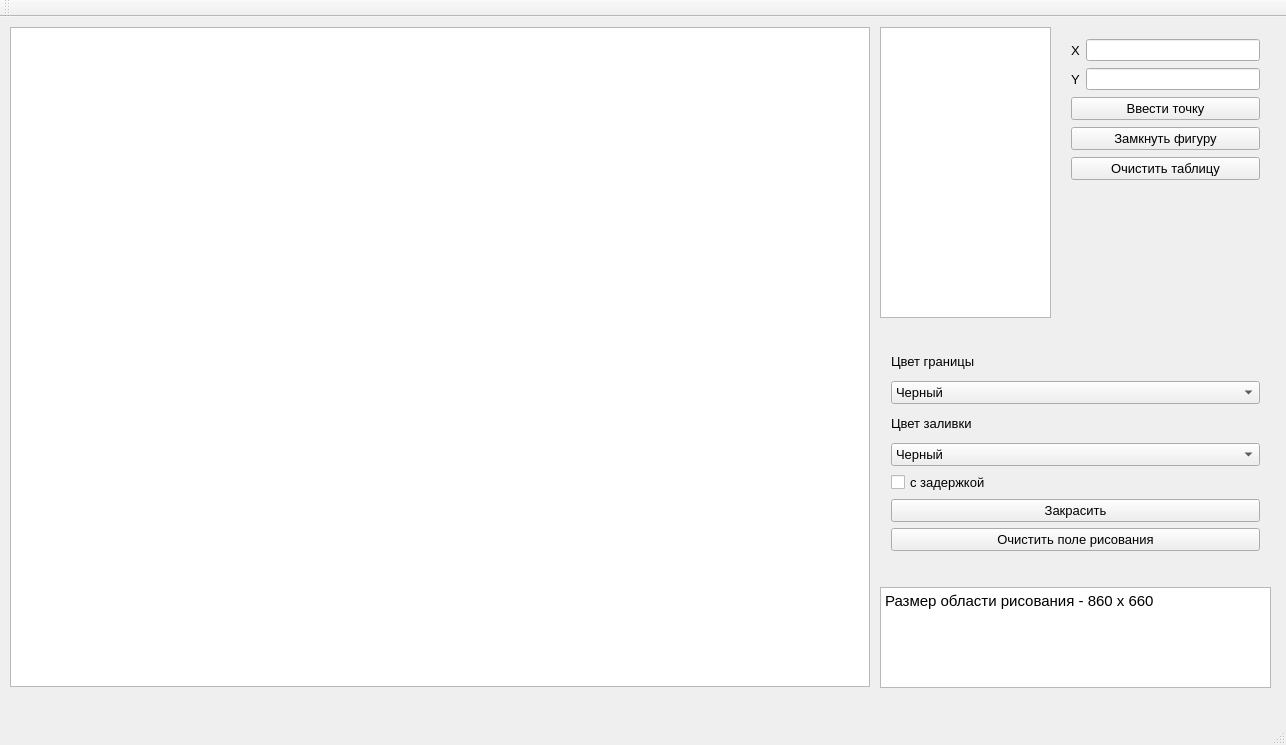
SGCube/IU7-Computer-Graphics, file ksupol/lab_05/lab_05/mainwindow.ui: the form before one commit.
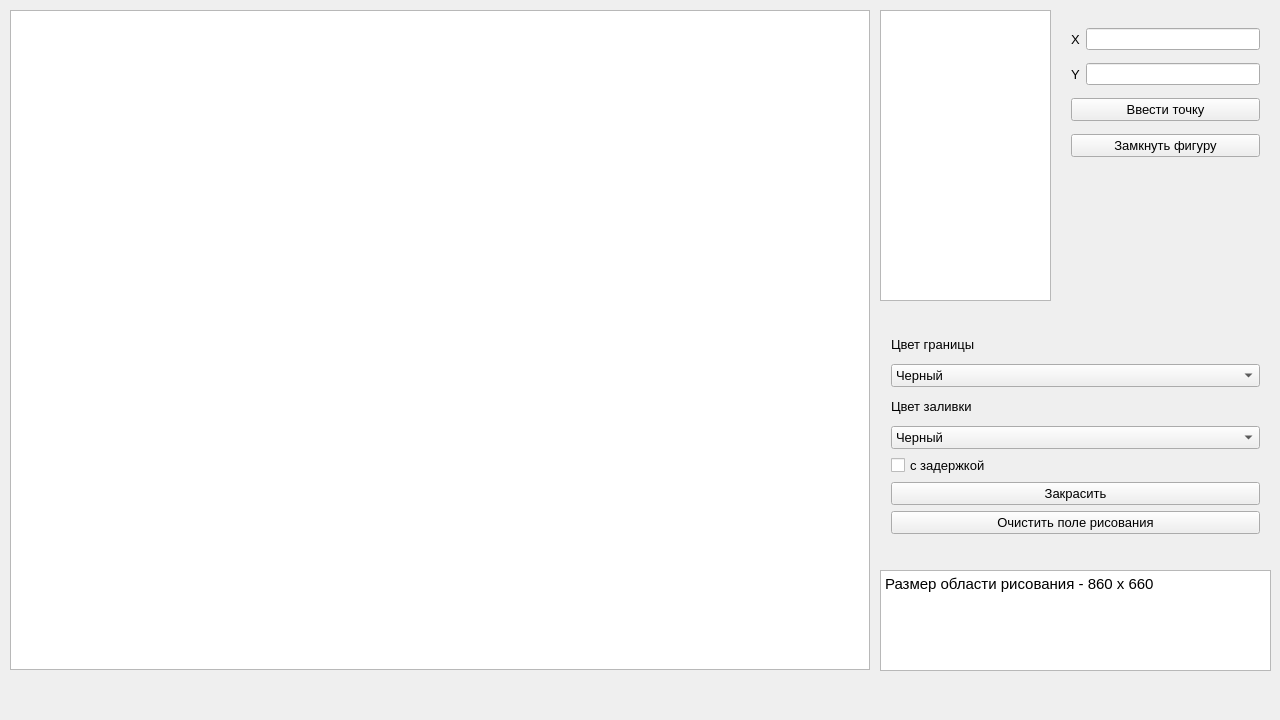
The form after the commit.

```diff
--- a/ksupol/lab_05/lab_05/mainwindow.ui
+++ b/ksupol/lab_05/lab_05/mainwindow.ui
@@ -6,8 +6,8 @@
    <rect>
     <x>0</x>
     <y>0</y>
-    <width>1286</width>
-    <height>745</height>
+    <width>1280</width>
+    <height>720</height>
    </rect>
   </property>
   <property name="windowTitle">
@@ -106,18 +106,6 @@
        </property>
       </widget>
      </item>
-     <item>
-      <widget class="QPushButton" name="clear_table">
-       <property name="font">
-        <font>
-         <pointsize>10</pointsize>
-        </font>
-       </property>
-       <property name="text">
-        <string>Очистить таблицу</string>
-       </property>
-      </widget>
-     </item>
     </layout>
    </widget>
    <widget class="QWidget" name="layoutWidget">
@@ -308,25 +296,6 @@
     </property>
    </widget>
   </widget>
-  <widget class="QMenuBar" name="menuBar">
-   <property name="geometry">
-    <rect>
-     <x>0</x>
-     <y>0</y>
-     <width>1286</width>
-     <height>26</height>
-    </rect>
-   </property>
-  </widget>
-  <widget class="QToolBar" name="mainToolBar">
-   <attribute name="toolBarArea">
-    <enum>TopToolBarArea</enum>
-   </attribute>
-   <attribute name="toolBarBreak">
-    <bool>false</bool>
-   </attribute>
-  </widget>
-  <widget class="QStatusBar" name="statusBar"/>
  </widget>
  <layoutdefault spacing="6" margin="11"/>
  <resources/>
```
